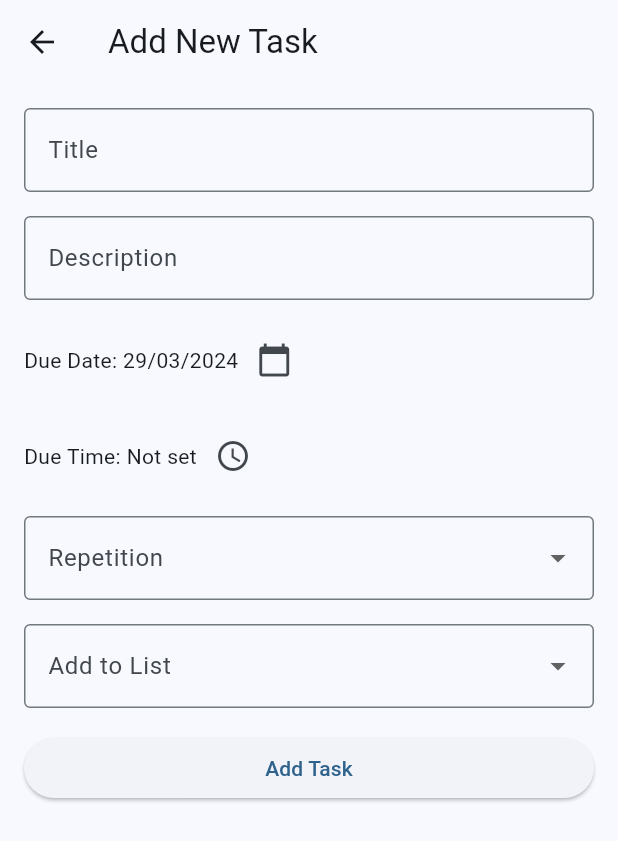
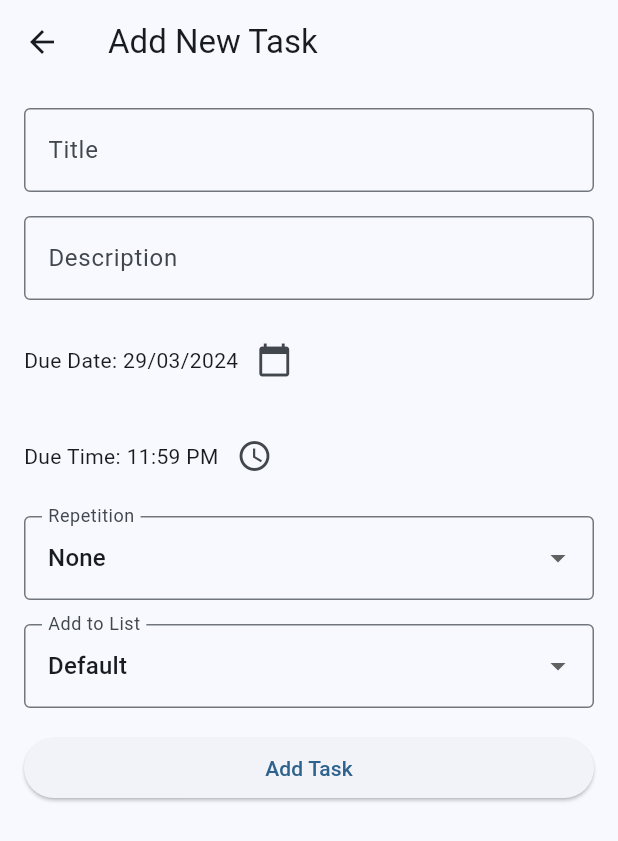
Before and after one commit to shreyash1706/smth, a Flutter app: the screen it shows after launch, after a tap on the "add" icon, on a phone screen of 412 x 824 dp. Shown: the top 841 px of the screen. Run offline on Flutter 3.47's test engine with Material 3 defaults, Android fonts, the phone set to English and light mode, and no system bars; our stand-ins replace cloud_firestore, firebase_core, shared_preferences, table_calendar; accounts and stored records are empty.

Commit message:
streak logic improved

```diff
--- a/to_do_list/lib/main.dart
+++ b/to_do_list/lib/main.dart
@@ -1,4 +1,6 @@
 import 'package:flutter/material.dart';
+import 'package:provider/provider.dart';
+import 'package:to_do_list/logic/streak_logic.dart';
 import 'package:to_do_list/pages/home.dart';
 import 'package:to_do_list/pages/calendar.dart';
 import 'package:to_do_list/pages/profile.dart';
@@ -10,7 +12,11 @@ void main() async{
   await Firebase.initializeApp(
     options: DefaultFirebaseOptions.currentPlatform,
   );
-  runApp(MyApp());
+  StreakLogic streakLogic =StreakLogic();
+  await streakLogic.getCounter();
+  runApp(ChangeNotifierProvider(
+    create: (context) => streakLogic,
+    child: MyApp()));
 }
 
 class MyApp extends StatelessWidget {
--- a/to_do_list/lib/pages/addTask.dart
+++ b/to_do_list/lib/pages/addTask.dart
@@ -51,9 +51,9 @@ class _AddTaskScreenState extends State<AddTask> {
   final TextEditingController _titleController = TextEditingController();
   final TextEditingController _descriptionController = TextEditingController();
   DateTime? _selectedDate= DateTime.now();
-  TimeOfDay? _selectedTime;
-  String? _selectedRepetition;
-  String? _selectedList;
+  TimeOfDay? _selectedTime= TimeOfDay(hour: 23, minute: 59);
+  String? _selectedRepetition="None";
+  String? _selectedList="Default";
   final bool isTaskCompleted=false;
 
   @override
--- a/to_do_list/lib/pages/home.dart
+++ b/to_do_list/lib/pages/home.dart
@@ -76,7 +76,8 @@ class _homeState extends State<home> {
                         child: StreamBuilder<QuerySnapshot>(
                           stream: FireStoreServices().getTasks(),
                           builder: (context, snapshot) {
-                            if (snapshot.hasData && snapshot.data!.docs.isNotEmpty) {
+                            if (snapshot.hasData &&
+                                snapshot.data!.docs.isNotEmpty) {
                               return ListView.builder(
                                 itemCount: snapshot.data!.docs.length,
                                 itemBuilder: (context, index) {
--- a/to_do_list/lib/widgets/streak_counter.dart
+++ b/to_do_list/lib/widgets/streak_counter.dart
@@ -1,40 +1,64 @@
 import 'package:flutter/material.dart';
+import 'package:flutter/rendering.dart';
+import 'package:flutter/widgets.dart';
+import 'package:provider/provider.dart';
+import 'package:shared_preferences/shared_preferences.dart';
+import 'package:to_do_list/logic/streak_logic.dart';
 
+//TODO: streak counter fix
 class StreakCounter extends StatefulWidget {
-  const StreakCounter({super.key});
+  StreakCounter({super.key});
+
+
 
   @override
   State<StreakCounter> createState() => _StreakCounterState();
 }
 
 class _StreakCounterState extends State<StreakCounter> {
+  late StreakLogic streakLogic ;
+  // final _prefs= StreakCounter()._prefs;
+  @override
+  void initState() {
+    super.initState();
+    streakLogic = Provider.of<StreakLogic>(context, listen: false);
+    streakLogic.startTimer();
+    }
+
+
+
   // int maxTaskStreak=0;
-  int taskStreak=0;
-  int dayStreak=0;
+
+
+
+
 
 
   @override
   Widget build(BuildContext context) {
-    var _mediaQuery=MediaQuery.of(context).size;
-    return Container(
-
-      // color: Colors.blue,
-      child: Card(
-        color: Color.fromARGB(255, 121, 124, 147),
+    print('State Rebuilt');
+    final streakLogic = Provider.of<StreakLogic>(context);
+    int streakCounter = streakLogic.streakCounter;
+    int maxCounter = streakLogic.maxCounter;
+    var _mediaQuery = MediaQuery.of(context).size;
+    return Card(
+      color: Color.fromARGB(255, 121, 124, 147),
       shape: RoundedRectangleBorder(borderRadius: BorderRadius.circular(15)),
       child: Container(
         padding: EdgeInsets.all(10),
-
         child: Row(
           children: [
             Container(
-              width: _mediaQuery.width*0.3,
+              width: _mediaQuery.width * 0.3,
               child: Column(children: [
-                Text(
-                  '$taskStreak',
-                  textAlign: TextAlign.center,
-                  style: TextStyle(fontSize: 20,color: Colors.white),
-                ),
+
+                    Text(
+                      '${streakCounter}',
+                      textAlign: TextAlign.center,
+                      style: TextStyle(fontSize: 20, color: Colors.white),
+                    ),
+
+
                 Text(
                   'Current Task \n Streak',
                   textAlign: TextAlign.center,
@@ -42,30 +66,14 @@ class _StreakCounterState extends State<StreakCounter> {
                 )
               ]),
             ),
-            // Container(
-            //   width: _mediaQuery.width*0.3,
-            //   child: Column(children: [
-            //     Text(
-            //       '$maxTaskStreak',
-            //       textAlign: TextAlign.center,
-            //       style: TextStyle(fontSize: 20,color: Colors.white),
-            //     ),
-            //     Text(
-            //       'Max Task \n Streak',
-            //       textAlign: TextAlign.center,
-            //       style: TextStyle(color: Colors.white),
-            //     )
-            //   ]),
-            // ),
             Expanded(child: SizedBox()),
             Container(
-              width: _mediaQuery.width*0.3,
+              width: _mediaQuery.width * 0.3,
               child: Column(children: [
                 Text(
-                  '$dayStreak',
+                  '$maxCounter',
                   textAlign: TextAlign.center,
-                  style: TextStyle(fontSize: 20,color: Colors.white),
-
+                  style: TextStyle(fontSize: 20, color: Colors.white),
                 ),
                 Text(
                   'Current Day Streak',
@@ -75,70 +83,8 @@ class _StreakCounterState extends State<StreakCounter> {
               ]),
             ),
           ],
-
         ),
       ),
-    ),
-
     );
   }
 }
-
-  // int max_taskstreak=0;
-  // int taskstreak=0;
-  // int daystreak=0;
-  // Widget streakcounter(){
-  //   var _mediaQuery=MediaQuery.of(context).size;
-  //   return Card(
-  //     shape: RoundedRectangleBorder(borderRadius: BorderRadius.circular(15)),
-  //     child: Container(
-  //       padding: EdgeInsets.all(10),
-  //       height: _mediaQuery.height*0.16,
-  //       child: Row(
-  //         children: [
-  //           Container(
-  //             child: Column(children: [
-  //               Text(
-  //                 '$taskstreak',
-  //                 textAlign: TextAlign.center,
-  //                 style: TextStyle(fontSize: 20,),
-  //               ),
-  //               Text(
-  //                 'Current Task Streak',
-  //                 textAlign: TextAlign.center,
-  //               )
-  //             ]),
-  //           ),
-  //           Container(
-  //             child: Column(children: [
-  //               Text(
-  //                 '$max_taskstreak',
-  //                 textAlign: TextAlign.center,
-  //                 style: TextStyle(fontSize: 20,),
-  //               ),
-  //               Text(
-  //                 'Max Task Streak',
-  //                 textAlign: TextAlign.center,
-  //               )
-  //             ]),
-  //           ),
-  //           Container(
-  //             child: Column(children: [
-  //               Text(
-  //                 '$daystreak',
-  //                 textAlign: TextAlign.center,
-  //                 style: TextStyle(fontSize: 20,),
-
-  //               ),
-  //               Text(
-  //                 'Current Day Streak',
-  //                 textAlign: TextAlign.center,
-  //               )
-  //             ]),
-  //           ),
-  //         ],
-
-  //       ),
-  //     ),
-  //   );
-  // }
--- a/to_do_list/pubspec.yaml
+++ b/to_do_list/pubspec.yaml
@@ -39,6 +39,8 @@ dependencies:
   firebase_core: ^2.25.5
   cloud_firestore: ^4.15.6
   intl: ^0.19.0
+  shared_preferences: ^2.2.2
+  provider: ^6.1.2
 
 dev_dependencies:
   flutter_test:
```
Also changed, not shown: to_do_list/lib/logic/streak_logic.dart (added, +67 -0 lines), to_do_list/lib/services/firestore.dart (+7 -0 lines), to_do_list/lib/widgets/task_wigdet.dart (+12 -2 lines), to_do_list/pubspec.lock, 1 other file.
